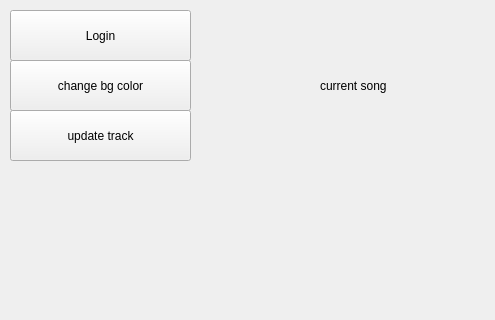
The window that pyqt/app.ui (Lukeshan/spotistyle) describes before a commit, drawn with Qt 5; both pictures show x 0 to 495 and y 0 to 320 of the 1080 by 720 pixel window.
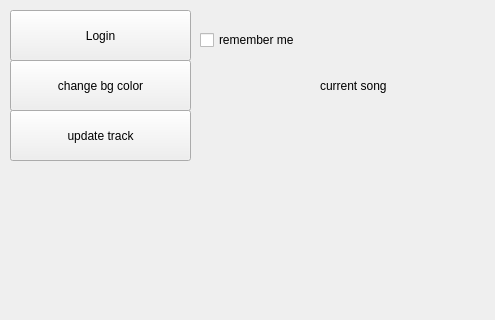
The same window after the commit.

Commit message: Settled on most efficient flawed bg colour system

Patch:
```diff
--- a/pyqt/app.ui
+++ b/pyqt/app.ui
@@ -91,6 +91,19 @@
      <string>update track</string>
     </property>
    </widget>
+   <widget class="QCheckBox" name="checkBox">
+    <property name="geometry">
+     <rect>
+      <x>200</x>
+      <y>30</y>
+      <width>111</width>
+      <height>20</height>
+     </rect>
+    </property>
+    <property name="text">
+     <string>remember me</string>
+    </property>
+   </widget>
   </widget>
  </widget>
  <resources/>
```
The commit also changes 2 other files.
